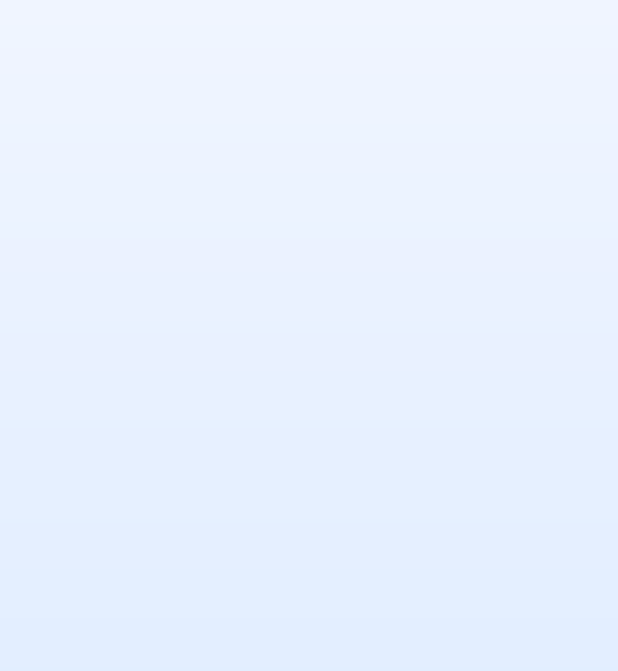
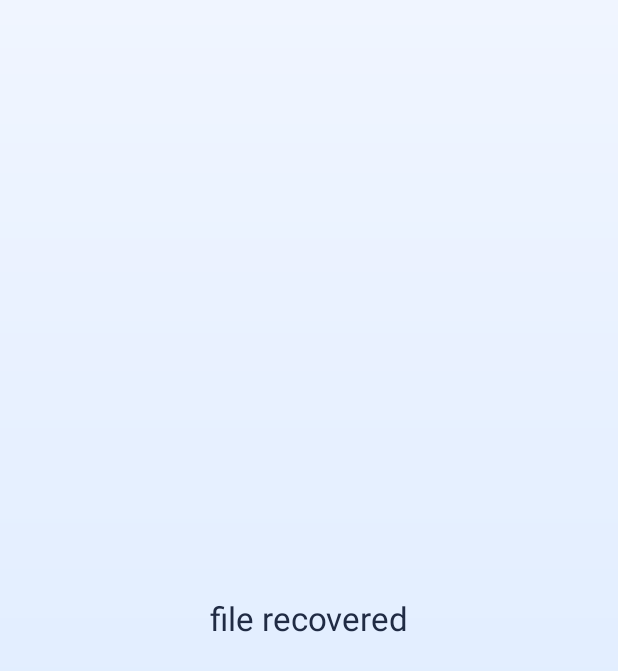
Before and after one commit to Dale-jiang/EasyFileRecovery, an Android app: the screen it shows after launch (MainActivity), on a phone screen of 412 x 824 dp. Shown: the top 671 px of the screen. Run offline under Robolectric (Android 15) with nearby library versions, the phone set to English and light mode, and no system bars; libraries missing offline, so code that uses them is left out: com.blankj.utilcode; 1 statement that could not run was skipped.

Commit message:
权限申请

```diff
--- a/app/src/main/java/com/file/easyfilerecovery/ui/common/MainActivity.kt
+++ b/app/src/main/java/com/file/easyfilerecovery/ui/common/MainActivity.kt
@@ -1,9 +1,15 @@
 package com.file.easyfilerecovery.ui.common
 
+import com.blankj.utilcode.util.ToastUtils
 import com.file.easyfilerecovery.databinding.ActivityMainBinding
-import com.file.easyfilerecovery.ui.base.BaseActivity
+import com.file.easyfilerecovery.ui.base.BaseStorageActivity
 
-class MainActivity : BaseActivity<ActivityMainBinding>(ActivityMainBinding::inflate) {
+class MainActivity : BaseStorageActivity<ActivityMainBinding>(ActivityMainBinding::inflate) {
     override fun initUI() {
+        binding.btn.setOnClickListener {
+            checkPermission {
+                ToastUtils.showLong("获取到权限")
+            }
+        }
     }
 }
--- a/app/src/main/java/com/file/easyfilerecovery/utils/PreferenceDelegate.kt
+++ b/app/src/main/java/com/file/easyfilerecovery/utils/PreferenceDelegate.kt
@@ -61,3 +61,4 @@ fun sBoolean(key: String? = null, default: Boolean = false) = PreferenceDelegate
 fun sDouble(key: String? = null, default: Double = 0.0) = PreferenceDelegate(key, default)
 
 var firstLaunchTag by sBoolean(default = true)
+var isFirstRequestStorage by sBoolean(default = true)
--- /dev/null
+++ b/app/src/main/res/layout/activity_auto_close.xml
@@ -0,0 +1,6 @@
+<?xml version="1.0" encoding="utf-8"?>
+<androidx.constraintlayout.widget.ConstraintLayout xmlns:android="http://schemas.android.com/apk/res/android"
+    android:layout_width="match_parent"
+    android:layout_height="match_parent">
+
+</androidx.constraintlayout.widget.ConstraintLayout>
--- a/app/src/main/res/layout/activity_main.xml
+++ b/app/src/main/res/layout/activity_main.xml
@@ -1,6 +1,20 @@
 <?xml version="1.0" encoding="utf-8"?>
 <androidx.constraintlayout.widget.ConstraintLayout xmlns:android="http://schemas.android.com/apk/res/android"
+    xmlns:app="http://schemas.android.com/apk/res-auto"
     android:layout_width="match_parent"
     android:layout_height="match_parent">
 
+
+    <TextView
+        android:id="@+id/btn"
+        android:layout_width="wrap_content"
+        android:layout_height="wrap_content"
+        android:text="file recovered"
+        android:textColor="#FF202B44"
+        android:textSize="20sp"
+        app:layout_constraintBottom_toBottomOf="parent"
+        app:layout_constraintEnd_toEndOf="parent"
+        app:layout_constraintStart_toStartOf="parent"
+        app:layout_constraintTop_toTopOf="parent" />
+
 </androidx.constraintlayout.widget.ConstraintLayout>
--- a/app/src/main/res/values/strings.xml
+++ b/app/src/main/res/values/strings.xml
@@ -1,3 +1,4 @@
 <resources>
     <string name="app_name">Easy File Recovery</string>
+    <string name="str_unknown_error">unknown error</string>
 </resources>
```
Also changed, not shown: app/src/main/AndroidManifest.xml (+14 -0 lines), app/src/main/java/com/file/easyfilerecovery/ui/base/AutoCloseActivity.kt (added, +101 -0 lines), app/src/main/java/com/file/easyfilerecovery/ui/base/BaseStorageActivity.kt (added, +80 -0 lines), app/src/main/java/com/file/easyfilerecovery/utils/ContextExt.kt (+8 -0 lines).
